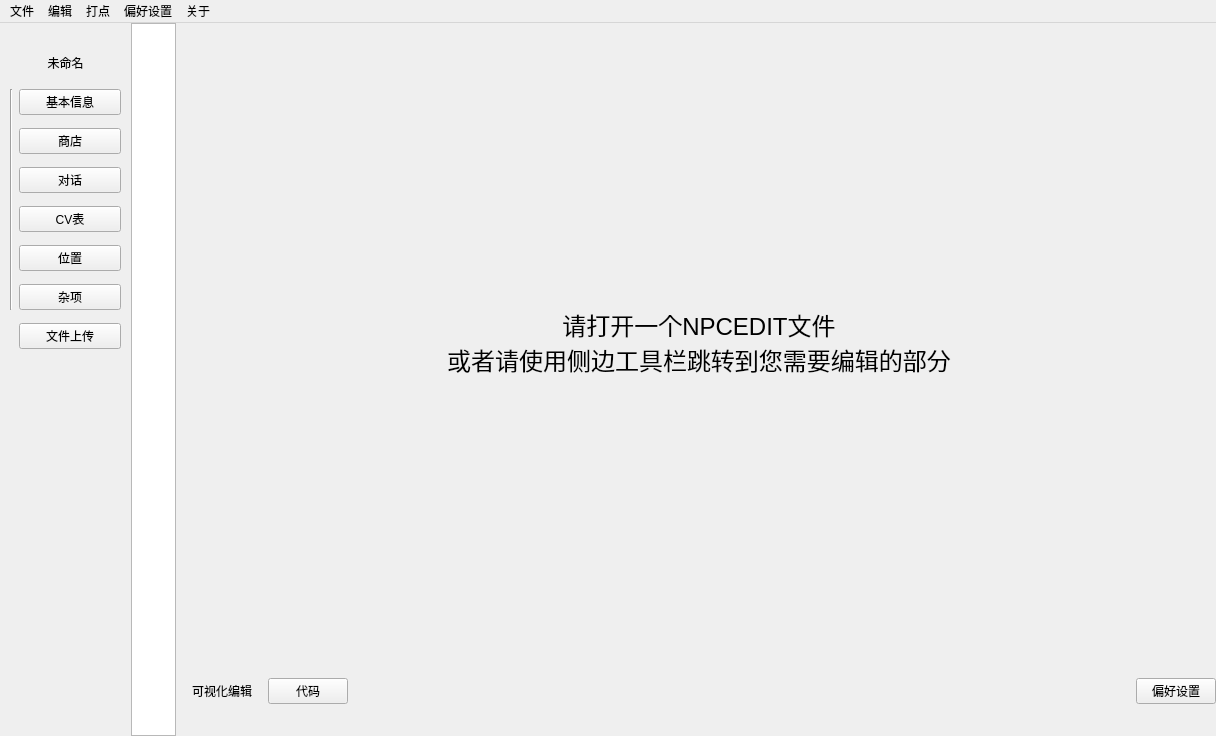
Marcus-P-114514/Genshin-Impact-BWiKi-NPC-Editor, file Visual-Editor/mainwindow.ui: the form before one commit.
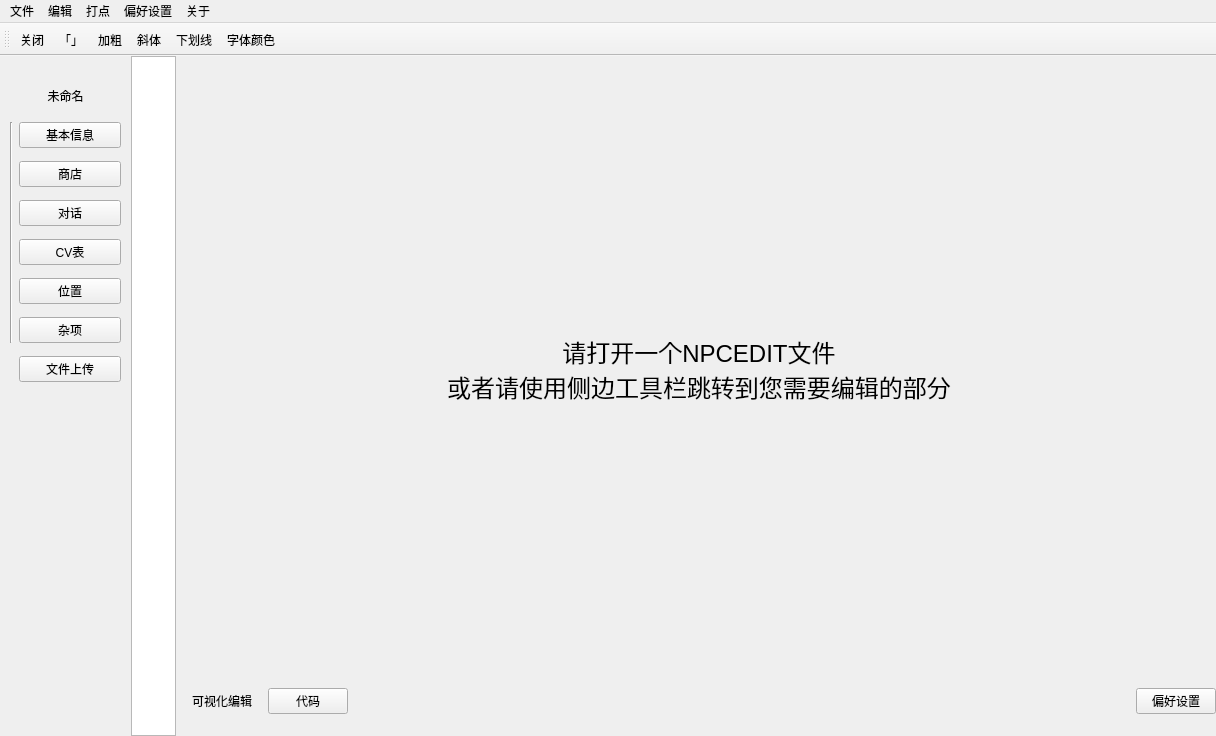
The form after the commit. The open tabs and pages were chosen to show the change.

Commit message: Added: Quick Insert Panel

What changed in the file:
```diff
--- a/Visual-Editor/mainwindow.ui
+++ b/Visual-Editor/mainwindow.ui
@@ -2450,6 +2450,23 @@
    <addaction name="menu_2"/>
    <addaction name="menu_3"/>
   </widget>
+  <widget class="QToolBar" name="quickinsert">
+   <property name="windowTitle">
+    <string>toolBar</string>
+   </property>
+   <attribute name="toolBarArea">
+    <enum>TopToolBarArea</enum>
+   </attribute>
+   <attribute name="toolBarBreak">
+    <bool>false</bool>
+   </attribute>
+   <addaction name="close_quick_insert"/>
+   <addaction name="insert_brackets"/>
+   <addaction name="insert_bold"/>
+   <addaction name="insert_italic"/>
+   <addaction name="insert_underline"/>
+   <addaction name="apply_font_color"/>
+  </widget>
   <action name="action_placeholder">
    <property name="text">
     <string>Placeholder</string>
@@ -2521,6 +2538,76 @@
     <string>Ctrl+O</string>
    </property>
   </action>
+  <action name="release_to_WIKI">
+   <property name="text">
+    <string>发布到WIKI</string>
+   </property>
+   <property name="toolTip">
+    <string>将您的文件发布到WIKI，需要提前指定NPC名称</string>
+   </property>
+   <property name="shortcut">
+    <string>Ctrl+W</string>
+   </property>
+  </action>
+  <action name="insert_templates">
+   <property name="text">
+    <string>复制特殊符号&amp;模板</string>
+   </property>
+   <property name="toolTip">
+    <string>复制特殊符号与模板至剪切板</string>
+   </property>
+   <property name="shortcut">
+    <string>Ctrl+I</string>
+   </property>
+  </action>
+  <action name="close_quick_insert">
+   <property name="text">
+    <string>关闭</string>
+   </property>
+   <property name="toolTip">
+    <string>关闭「快速插入」面板</string>
+   </property>
+  </action>
+  <action name="insert_brackets">
+   <property name="text">
+    <string>「」</string>
+   </property>
+   <property name="toolTip">
+    <string>复制「」</string>
+   </property>
+  </action>
+  <action name="insert_bold">
+   <property name="text">
+    <string>加粗</string>
+   </property>
+   <property name="toolTip">
+    <string>复制加粗后的文本</string>
+   </property>
+  </action>
+  <action name="insert_italic">
+   <property name="text">
+    <string>斜体</string>
+   </property>
+   <property name="toolTip">
+    <string>复制斜体后的文本</string>
+   </property>
+  </action>
+  <action name="insert_underline">
+   <property name="text">
+    <string>下划线</string>
+   </property>
+   <property name="toolTip">
+    <string>复制添加下划线后的文本</string>
+   </property>
+  </action>
+  <action name="apply_font_color">
+   <property name="text">
+    <string>字体颜色</string>
+   </property>
+   <property name="toolTip">
+    <string>复制带颜色的字体到剪切板</string>
+   </property>
+  </action>
  </widget>
  <resources/>
  <connections/>
```
Left out of the diff: 8 changed lines with no effect on the pictures. The commit also changes 2 other files.
